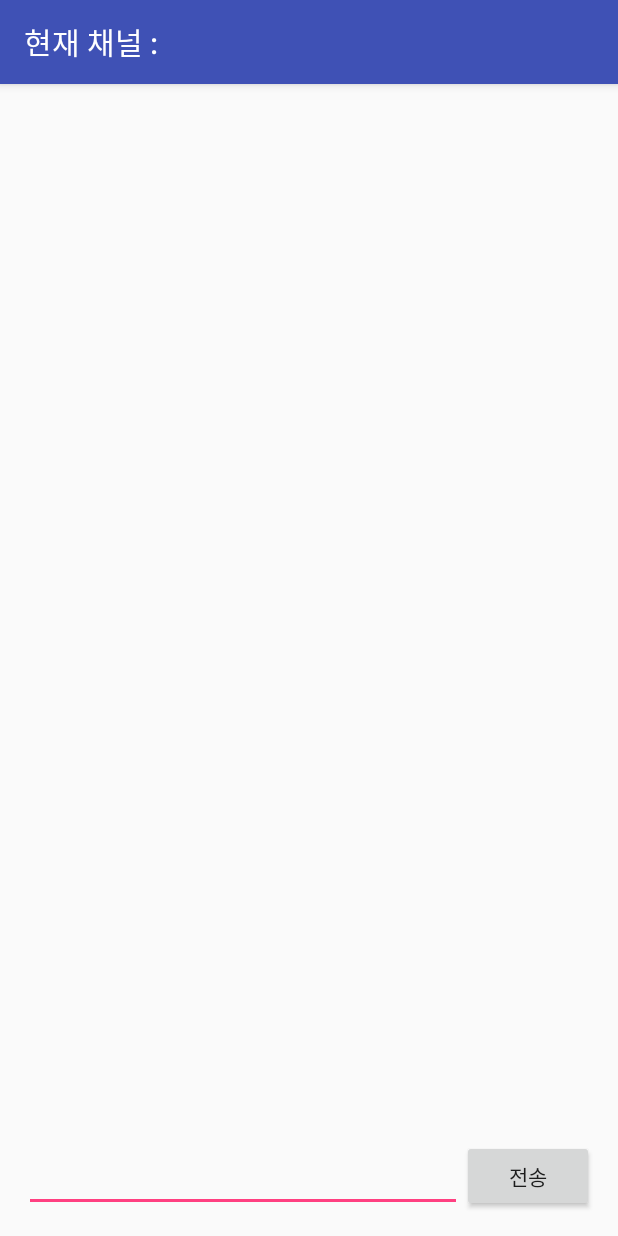
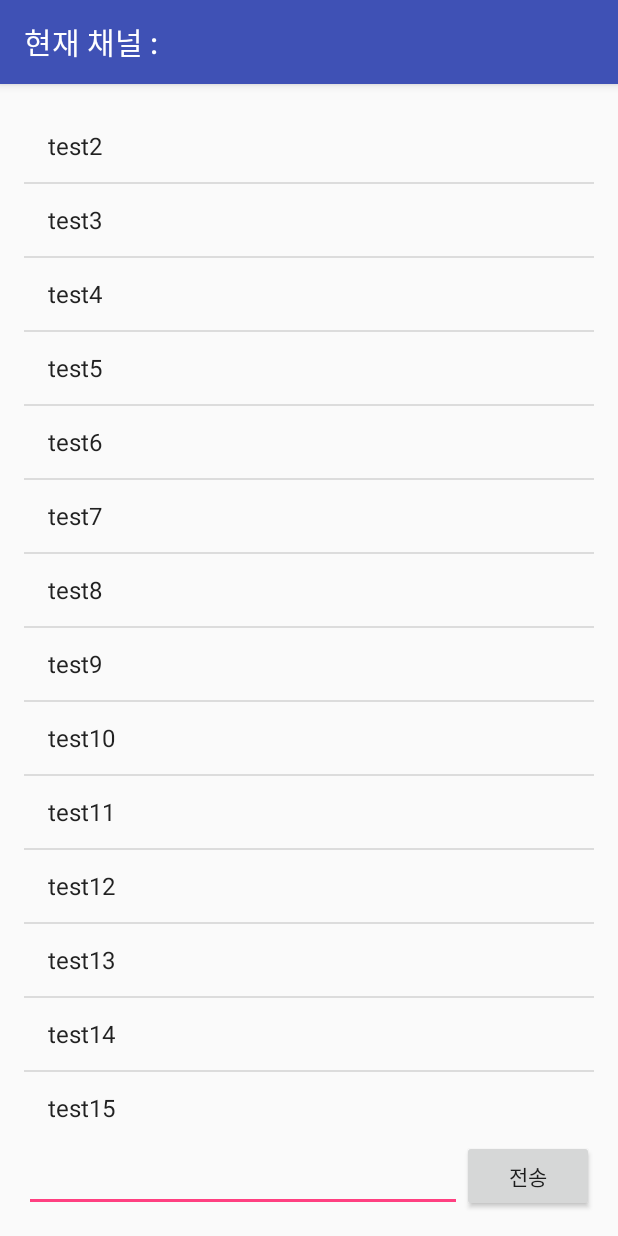
Before and after one commit to Dee-J/TV-Talk, an Android app: the screen it shows after launch (MainActivity), on a phone screen of 412 x 824 dp. Run offline under Robolectric (Android 15) with nearby library versions, the phone set to English and light mode, and no system bars.

Commit message:
json test read

```diff
--- a/Android/TV-Talk/app/src/main/java/com/tv_talk/JSONConnect.java
+++ b/Android/TV-Talk/app/src/main/java/com/tv_talk/JSONConnect.java
@@ -9,6 +9,23 @@ public class JSONConnect {
     private String JSONObjType = "Type";
     private String JSONObjMess = "Message";
     private String JSONObjFlag = "Flag";
+
+    private String textjson = "{List:[{\"Type\": \"MessagePush\", \"Message\": \"test\"},"+
+    "{\"Type\": \"MessagePush\", \"Message\": \"test1\"},"+
+            "{\"Type\": \"MessagePush\", \"Message\": \"test2\"},"+
+            "{\"Type\": \"MessagePush\", \"Message\": \"test3\"},"+
+            "{\"Type\": \"MessagePush\", \"Message\": \"test4\"},"+
+            "{\"Type\": \"MessagePush\", \"Message\": \"test5\"},"+
+            "{\"Type\": \"MessagePush\", \"Message\": \"test6\"},"+
+            "{\"Type\": \"MessagePush\", \"Message\": \"test7\"},"+
+            "{\"Type\": \"MessagePush\", \"Message\": \"test8\"},"+
+            "{\"Type\": \"MessagePush\", \"Message\": \"test9\"},"+
+            "{\"Type\": \"MessagePush\", \"Message\": \"test10\"},"+
+            "{\"Type\": \"MessagePush\", \"Message\": \"test11\"},"+
+            "{\"Type\": \"MessagePush\", \"Message\": \"test12\"},"+
+            "{\"Type\": \"MessagePush\", \"Message\": \"test13\"},"+
+            "{\"Type\": \"MessagePush\", \"Message\": \"test14\"},"+
+    "{\"Type\": \"MessagePush\", \"Message\": \"test15\"}]}";
 
     public String Parssing(JSONObject object){
         String str = null;
@@ -33,4 +50,18 @@ public class JSONConnect {
         }
         return obj;
     }
+    public String gettextJSON(){ return this.textjson; }
+    public JSONArray textJSONPassing(){
+        JSONArray arr;
+        try {
+            JSONObject obj123 = new JSONObject(this.textjson);
+            arr = new JSONArray(obj123.getString("List"));
+            return arr;
+        }
+        catch (JSONException je) {
+            arr = null;
+        }
+
+        return arr;
+    }
 }
--- a/Android/TV-Talk/app/src/main/java/com/tv_talk/MainActivity.java
+++ b/Android/TV-Talk/app/src/main/java/com/tv_talk/MainActivity.java
@@ -12,6 +12,8 @@ import com.androidquery.AQuery;
 import com.androidquery.callback.AjaxCallback;
 import com.androidquery.callback.AjaxStatus;
 
+import org.json.JSONArray;
+import org.json.JSONException;
 import org.json.JSONObject;
 
 import java.util.ArrayList;
@@ -26,8 +28,8 @@ public class MainActivity extends AppCompatActivity {
     private SocketConnect sc;
     private String ip = "192.168.153.128";
     private int port = 8000;
-
-    private String url = "http://www.google.com/uds/GnewsSearch?q=Obama&v=1.0";
+    // server info
+    private String url = "http://192.168.153.128/info.php";
     // json 받아오는 url
     private String channel = "현재 채널 : ";
     // 앱 타이틀부에 현재 접속중인 채널명을 붙일것
@@ -44,19 +46,24 @@ public class MainActivity extends AppCompatActivity {
         Connect();
         readServerJson();
         change_channel("");
+        // initial
 
         aq.id(R.id.listView).adapter(message_adapter);
         aq.id(R.id.listView).setSelection(message_adapter.getCount() - 1);
+        // link adapter and scroll down to end line
+
         aq.id(R.id.sendButton).clicked(new View.OnClickListener() {
             @Override
             public void onClick(View v) {
                 send_text();
             }
         });
-        message_adapter.notifyDataSetChanged();
+        // method만 넣었더니 Android Studio 1.5에서 안먹히길래 리스너 오버라이드
 
-        //hide keybord
+        message_adapter.notifyDataSetChanged();// update
+
         getWindow().setSoftInputMode((WindowManager.LayoutParams.SOFT_INPUT_STATE_ALWAYS_HIDDEN));
+        // hide keybord
     }
 
     private void send_text(){
@@ -68,9 +75,10 @@ public class MainActivity extends AppCompatActivity {
         message_adapter.notifyDataSetChanged();
         message_text.setText("");
     }
+
     private void send_json(String str){
         JSONObject obj = sc.SendMessageServer("Type", str);
-        aq.post(url, obj, JSONObject.class, new AjaxCallback<JSONObject>(){
+        aq.post(this.url, obj, JSONObject.class, new AjaxCallback<JSONObject>(){
             @Override
             public void callback(String url, JSONObject object, AjaxStatus status) {
                 if(object != null){
@@ -95,6 +103,21 @@ public class MainActivity extends AppCompatActivity {
     }
 
     private void readServerJson(){
+        // read 예제
+        JSONConnect jcon = new JSONConnect();
+        JSONArray str = jcon.textJSONPassing();
+        if(str == null)
+            return;
+        try {
+            for (int i = 0; i != str.length(); i++) {
+                JSONObject obj = str.getJSONObject(i);
+                message_list.add(obj.getString("Message").toString());
+            }
+        }
+        catch (JSONException je){
+            Log.i("JSON", "Read Fail");
+        }
+        /*
         aq.ajax(this.url, JSONObject.class, new AjaxCallback<JSONObject>(){
             @Override
             public void callback(String url, JSONObject object, AjaxStatus status) {
@@ -110,6 +133,7 @@ public class MainActivity extends AppCompatActivity {
                 }
             }
         });
+        */
     }
 
     private void change_channel(String str){
```
Also changed, not shown: Android/TV-Talk/app/src/main/java/com/tv_talk/FileIO.java (+13 -13 lines).
